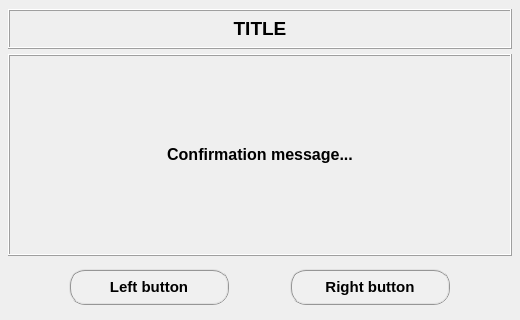
open-pulse/OpenPulse, file data/user_input/ui_files/Project/call_double_confirmation_input.ui: the form before one commit.
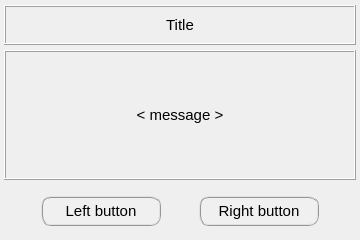
The form after the commit.

Commit message: Add material input widget to Set material UI

The edit to the form file:
```diff
--- a/data/user_input/ui_files/Project/call_double_confirmation_input.ui
+++ b/data/user_input/ui_files/Project/call_double_confirmation_input.ui
@@ -6,14 +6,14 @@
    <rect>
     <x>0</x>
     <y>0</y>
-    <width>520</width>
-    <height>320</height>
+    <width>360</width>
+    <height>240</height>
    </rect>
   </property>
   <property name="minimumSize">
    <size>
-    <width>520</width>
-    <height>320</height>
+    <width>360</width>
+    <height>240</height>
    </size>
   </property>
   <property name="maximumSize">
@@ -30,16 +30,16 @@
   </property>
   <layout class="QGridLayout" name="gridLayout_3">
    <property name="leftMargin">
-    <number>8</number>
+    <number>4</number>
    </property>
    <property name="topMargin">
-    <number>8</number>
+    <number>4</number>
    </property>
    <property name="rightMargin">
-    <number>8</number>
+    <number>4</number>
    </property>
    <property name="bottomMargin">
-    <number>8</number>
+    <number>4</number>
    </property>
    <property name="horizontalSpacing">
     <number>2</number>
@@ -51,8 +51,8 @@
     <widget class="QFrame" name="frame">
      <property name="minimumSize">
       <size>
-       <width>500</width>
-       <height>42</height>
+       <width>0</width>
+       <height>0</height>
       </size>
      </property>
      <property name="maximumSize">
@@ -61,6 +61,11 @@
        <height>42</height>
       </size>
      </property>
+     <property name="font">
+      <font>
+       <pointsize>8</pointsize>
+      </font>
+     </property>
      <property name="frameShape">
       <enum>QFrame::NoFrame</enum>
      </property>
@@ -87,8 +92,8 @@
        <widget class="QLabel" name="label_title">
         <property name="minimumSize">
          <size>
-          <width>500</width>
-          <height>40</height>
+          <width>0</width>
+          <height>0</height>
          </size>
         </property>
         <property name="maximumSize">
@@ -99,11 +104,10 @@
         </property>
         <property name="font">
          <font>
-          <family>Arial</family>
-          <pointsize>12</pointsize>
-          <weight>75</weight>
+          <pointsize>11</pointsize>
+          <weight>50</weight>
           <italic>false</italic>
-          <bold>true</bold>
+          <bold>false</bold>
          </font>
         </property>
         <property name="styleSheet">
@@ -119,7 +123,7 @@
          <number>1</number>
         </property>
         <property name="text">
-         <string>&lt;html&gt;&lt;head/&gt;&lt;body&gt;&lt;p align=&quot;center&quot;&gt;&lt;span style=&quot; font-size:14pt;&quot;&gt;TITLE&lt;/span&gt;&lt;/p&gt;&lt;/body&gt;&lt;/html&gt;</string>
+         <string>Title</string>
         </property>
         <property name="textFormat">
          <enum>Qt::AutoText</enum>
@@ -136,8 +140,8 @@
     <widget class="QLabel" name="label_message">
      <property name="minimumSize">
       <size>
-       <width>500</width>
-       <height>200</height>
+       <width>0</width>
+       <height>0</height>
       </size>
      </property>
      <property name="maximumSize">
@@ -149,10 +153,10 @@
      <property name="font">
       <font>
        <family>MS Shell Dlg 2</family>
-       <pointsize>12</pointsize>
-       <weight>75</weight>
+       <pointsize>11</pointsize>
+       <weight>50</weight>
        <italic>false</italic>
-       <bold>true</bold>
+       <bold>false</bold>
       </font>
      </property>
      <property name="frameShape">
@@ -165,7 +169,7 @@
       <number>1</number>
      </property>
      <property name="text">
-      <string>&lt;html&gt;&lt;head/&gt;&lt;body&gt;&lt;p align=&quot;center&quot;&gt;Confirmation message...&lt;/p&gt;&lt;/body&gt;&lt;/html&gt;</string>
+      <string>&lt; message &gt;</string>
      </property>
      <property name="textFormat">
       <enum>Qt::AutoText</enum>
@@ -179,8 +183,8 @@
     <widget class="QFrame" name="frame_3">
      <property name="minimumSize">
       <size>
-       <width>500</width>
-       <height>52</height>
+       <width>0</width>
+       <height>0</height>
       </size>
      </property>
      <property name="maximumSize">
@@ -217,7 +221,7 @@
       <property name="spacing">
        <number>2</number>
       </property>
-      <item row="0" column="0">
+      <item row="0" column="1">
        <widget class="QPushButton" name="pushButton_leftButton">
         <property name="sizePolicy">
          <sizepolicy hsizetype="Expanding" vsizetype="Fixed">
@@ -227,29 +231,29 @@
         </property>
         <property name="minimumSize">
          <size>
-          <width>160</width>
-          <height>36</height>
+          <width>120</width>
+          <height>30</height>
          </size>
         </property>
         <property name="maximumSize">
          <size>
           <width>120</width>
-          <height>36</height>
+          <height>30</height>
          </size>
         </property>
         <property name="font">
          <font>
           <family>MS Shell Dlg 2</family>
           <pointsize>11</pointsize>
-          <weight>75</weight>
+          <weight>9</weight>
           <italic>false</italic>
-          <bold>true</bold>
+          <bold>false</bold>
          </font>
         </property>
         <property name="styleSheet">
-         <string notr="true">QPushButton{border-radius: 16px; border-color: rgb(150, 150, 150); border-style: ridge; border-width: 2px; color: rgb(0, 0, 0); background-color: rgb(240, 240, 240); font: 75 bold 11pt &quot;MS Shell Dlg 2&quot;}
-QPushButton:hover{border-radius: 16px; border-color: rgb(0, 170, 255); border-style: ridge; border-width: 2px; color: rgb(0, 0, 0); background-color: rgba(174, 213, 255, 100); font: 75 bold 11pt &quot;MS Shell Dlg 2&quot;}
-QPushButton:pressed{border-radius: 16px; border-color: rgb(0, 170, 255); border-style: ridge; border-width: 3px; color: rgb(0, 0, 0); background-color: rgb(174, 213, 255); font: 75 bold 11pt &quot;MS Shell Dlg 2&quot;}</string>
+         <string notr="true">QPushButton{border-radius: 10px; border-color: rgb(150, 150, 150); border-style: ridge; border-width: 2px; color: rgb(0, 0, 0); background-color: rgb(240, 240, 240); font: 75 11pt &quot;MS Shell Dlg 2&quot;}
+QPushButton:hover{border-radius: 10px; border-color: rgb(0, 170, 255); border-style: ridge; border-width: 2px; color: rgb(0, 0, 0); background-color: rgba(174, 213, 255, 100); font: 75 11pt &quot;MS Shell Dlg 2&quot;}
+QPushButton:pressed{border-radius: 10px; border-color: rgb(0, 170, 255); border-style: ridge; border-width: 3px; color: rgb(0, 0, 0); background-color: rgb(174, 213, 255); font: 75 11pt &quot;MS Shell Dlg 2&quot;}</string>
         </property>
         <property name="text">
          <string>Left button</string>
@@ -265,33 +269,33 @@
         </property>
        </widget>
       </item>
-      <item row="0" column="1">
+      <item row="0" column="3">
        <widget class="QPushButton" name="pushButton_rightButton">
         <property name="minimumSize">
          <size>
-          <width>160</width>
-          <height>36</height>
+          <width>120</width>
+          <height>30</height>
          </size>
         </property>
         <property name="maximumSize">
          <size>
           <width>120</width>
-          <height>36</height>
+          <height>30</height>
          </size>
         </property>
         <property name="font">
          <font>
           <family>MS Shell Dlg 2</family>
           <pointsize>11</pointsize>
-          <weight>75</weight>
+          <weight>9</weight>
           <italic>false</italic>
-          <bold>true</bold>
+          <bold>false</bold>
          </font>
         </property>
         <property name="styleSheet">
-         <string notr="true">QPushButton{border-radius: 16px; border-color: rgb(150, 150, 150); border-style: ridge; border-width: 2px; color: rgb(0, 0, 0); background-color: rgb(240, 240, 240); font: 75 bold 11pt &quot;MS Shell Dlg 2&quot;}
-QPushButton:hover{border-radius: 16px; border-color: rgb(0, 170, 255); border-style: ridge; border-width: 2px; color: rgb(0, 0, 0); background-color: rgba(174, 213, 255, 100); font: 75 bold 11pt &quot;MS Shell Dlg 2&quot;}
-QPushButton:pressed{border-radius: 16px; border-color: rgb(0, 170, 255); border-style: ridge; border-width: 3px; color: rgb(0, 0, 0); background-color: rgb(174, 213, 255); font: 75 bold 11pt &quot;MS Shell Dlg 2&quot;}</string>
+         <string notr="true">QPushButton{border-radius: 10px; border-color: rgb(150, 150, 150); border-style: ridge; border-width: 2px; color: rgb(0, 0, 0); background-color: rgb(240, 240, 240); font: 75 11pt &quot;MS Shell Dlg 2&quot;}
+QPushButton:hover{border-radius: 10px; border-color: rgb(0, 170, 255); border-style: ridge; border-width: 2px; color: rgb(0, 0, 0); background-color: rgba(174, 213, 255, 100); font: 75 11pt &quot;MS Shell Dlg 2&quot;}
+QPushButton:pressed{border-radius: 10px; border-color: rgb(0, 170, 255); border-style: ridge; border-width: 3px; color: rgb(0, 0, 0); background-color: rgb(174, 213, 255); font: 75 11pt &quot;MS Shell Dlg 2&quot;}</string>
         </property>
         <property name="text">
          <string>Right button</string>
@@ -307,6 +311,36 @@
         </property>
        </widget>
       </item>
+      <item row="0" column="0">
+       <widget class="QFrame" name="frame_4">
+        <property name="frameShape">
+         <enum>QFrame::NoFrame</enum>
+        </property>
+        <property name="frameShadow">
+         <enum>QFrame::Raised</enum>
+        </property>
+       </widget>
+      </item>
+      <item row="0" column="2">
+       <widget class="QFrame" name="frame_2">
+        <property name="frameShape">
+         <enum>QFrame::NoFrame</enum>
+        </property>
+        <property name="frameShadow">
+         <enum>QFrame::Raised</enum>
+        </property>
+       </widget>
+      </item>
+      <item row="0" column="4">
+       <widget class="QFrame" name="frame_5">
+        <property name="frameShape">
+         <enum>QFrame::NoFrame</enum>
+        </property>
+        <property name="frameShadow">
+         <enum>QFrame::Raised</enum>
+        </property>
+       </widget>
+      </item>
      </layout>
     </widget>
    </item>
```
Left out of the diff: 2 changed lines with no effect on the pictures. The commit also changes 10 other files.
